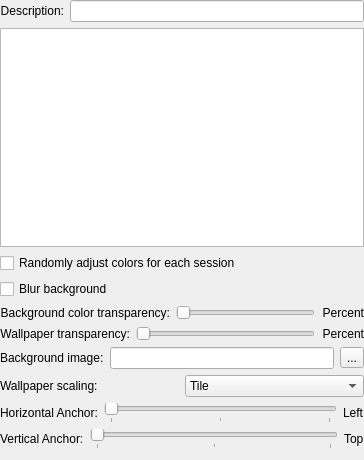
Above: src/colorscheme/ColorSchemeEditor.ui from KDE/konsole before the change. Below: the same form after it.
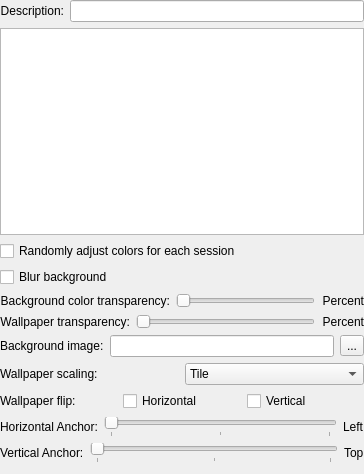
That is the form after the change. Custom widgets are drawn as their Qt base class.

Commit message: Feature: Allow wallpaper flip(both horizontal and vertical)

The edit to the form file:
```diff
--- a/src/colorscheme/ColorSchemeEditor.ui
+++ b/src/colorscheme/ColorSchemeEditor.ui
@@ -7,7 +7,7 @@
     <x>0</x>
     <y>0</y>
     <width>364</width>
-    <height>460</height>
+    <height>474</height>
    </rect>
   </property>
   <layout class="QVBoxLayout">
@@ -197,6 +197,31 @@
      </item>
     </layout>
    </item>
+   <item>
+    <layout class="QHBoxLayout">
+     <item>
+      <widget class="QLabel" name="wallpaperFlipLabel">
+       <property name="text">
+        <string>Wallpaper flip:</string>
+       </property>
+      </widget>
+     </item>
+     <item>
+      <widget class="QCheckBox" name="wallpaperFlipHorizontalCheckBox">
+        <property name="text">
+        <string>Horizontal</string>
+       </property>
+      </widget>
+     </item>
+     <item>
+      <widget class="QCheckBox" name="wallpaperFlipVerticalCheckBox">
+        <property name="text">
+        <string>Vertical</string>
+       </property>
+      </widget>
+     </item>
+    </layout>
+   </item>
    <item>
     <layout class="QHBoxLayout">
      <item>
```
The commit also changes 6 other files.
